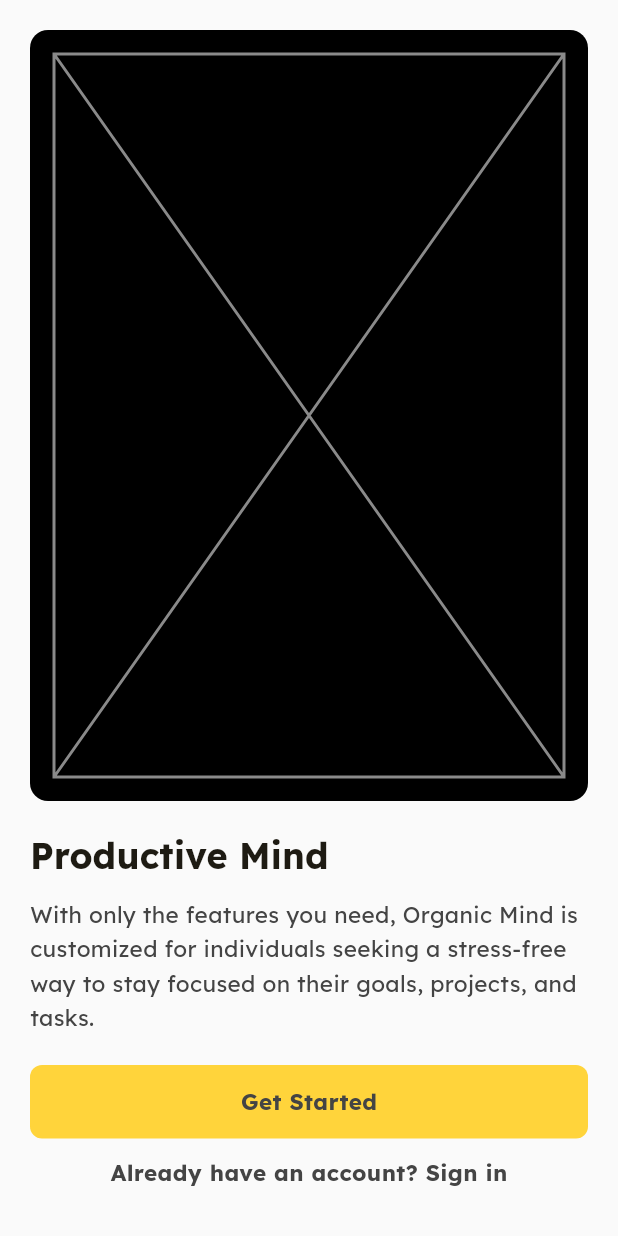
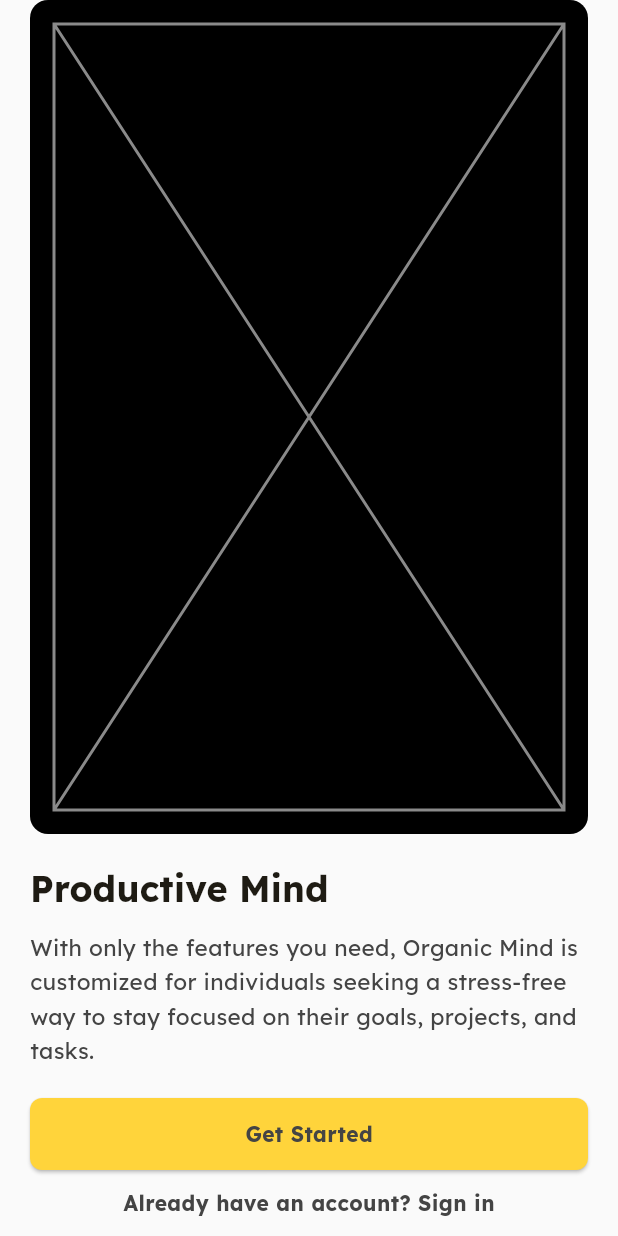
Before and after one commit to poojhaakumar0901/Checkaroo, a Flutter app: the screen it shows after launch, on a phone screen of 412 x 824 dp. Run offline on Flutter 3.47's test engine with Material 3 defaults, Android fonts, the phone set to English and light mode, and no system bars; our stand-ins replace gap, get.

Commit message:
comments fixed

```diff
--- a/lib/checkaroo_app.dart
+++ b/lib/checkaroo_app.dart
@@ -1,5 +1,4 @@
 import "package:flutter/material.dart";
-import "package:flutter/services.dart";
 import "package:get/get.dart";
 
 import "config/routes.dart";
@@ -17,14 +16,5 @@ class CheckarooApp extends StatelessWidget {
     darkTheme: AppTheme.darkTheme,
     initialRoute: OnboardingScreen.route,
     getPages: AppRoutes.pages,
-    builder: (final BuildContext context, final Widget? child) {
-      SystemChrome.setSystemUIOverlayStyle(
-        AppTheme.overlayStyle(
-          Theme.of(context).brightness,
-          Theme.of(context).scaffoldBackgroundColor,
-        ),
-      );
-      return child!;
-    },
   );
 }
--- a/lib/config/app_constants.dart
+++ /dev/null
@@ -1,7 +0,0 @@
-import "package:flutter/material.dart";
-
-class AppConstants {
-  const AppConstants._();
-
-  static const EdgeInsets screenPadding = EdgeInsets.all(20);
-}
--- /dev/null
+++ b/lib/config/constants.dart
@@ -0,0 +1,5 @@
+class AppConstants {
+  const AppConstants._();
+
+  static double kScreenPadding = 20;
+}
--- a/lib/config/appstring.dart
+++ b/lib/config/strings.dart
@@ -1,10 +1,9 @@
 // ignore_for_file: lines_longer_than_80_chars
 // RULES to be follow
 // camelCase for the lables.
-// UPPER_SNAKE_CASE for API_KEY
 //[screen/feature][widget/element/intent] use camelCase
 // Group strings per screen/feature
-
+//For common text name the veriable as Eg: helloText = "Hello"
 class AppString {
   //ONBOARDING
   static const String onBoardingHeading = "Productive Mind";
--- a/lib/config/theme.dart
+++ b/lib/config/theme.dart
@@ -11,14 +11,12 @@ class AppTheme {
     colorScheme: ColorScheme.fromSeed(seedColor: const Color(0xFFFFD43B)),
     useMaterial3: true,
 
-    textTheme: const TextTheme(
-      bodyMedium: TextStyle(fontSize: 15, color: Color(0xFF444444)),
-    ),
+    textTheme: const TextTheme(bodyMedium: TextStyle(color: Color(0xFF444444))),
 
-    textButtonTheme: TextButtonThemeData(
-      style: TextButton.styleFrom(
+    elevatedButtonTheme: ElevatedButtonThemeData(
+      style: ElevatedButton.styleFrom(
         backgroundColor: const Color(0xFFFFD43B),
-        foregroundColor: Colors.black,
+        foregroundColor: const Color(0xFF212529),
         textStyle: const TextStyle(fontWeight: FontWeight.bold, fontSize: 18),
         padding: const EdgeInsets.symmetric(vertical: 14),
         shape: RoundedRectangleBorder(borderRadius: BorderRadius.circular(8)),
@@ -36,9 +34,7 @@ class AppTheme {
     ),
     useMaterial3: true,
 
-    textTheme: const TextTheme(
-      bodyMedium: TextStyle(fontSize: 15, color: Colors.white),
-    ),
+    textTheme: const TextTheme(bodyMedium: TextStyle(color: Colors.white)),
 
     textButtonTheme: TextButtonThemeData(
       style: TextButton.styleFrom(
--- a/lib/screens/onboarding_screen/view/onboarding_screen.dart
+++ b/lib/screens/onboarding_screen/view/onboarding_screen.dart
@@ -2,8 +2,8 @@ import "package:flutter/material.dart";
 import "package:gap/gap.dart";
 import "package:get/get.dart";
 
-import "../../../config/app_constants.dart";
-import "../../../config/appstring.dart";
+import "../../../config/constants.dart";
+import "../../../config/strings.dart";
 
 class OnboardingScreen extends StatelessWidget {
   const OnboardingScreen({super.key});
@@ -16,7 +16,9 @@ class OnboardingScreen extends StatelessWidget {
     return Scaffold(
       body: SafeArea(
         child: Padding(
-          padding: AppConstants.screenPadding,
+          padding: EdgeInsets.symmetric(
+            horizontal: AppConstants.kScreenPadding,
+          ),
           child: Column(
             crossAxisAlignment: CrossAxisAlignment.start,
             children: <Widget>[
@@ -43,12 +45,13 @@ class OnboardingScreen extends StatelessWidget {
                 AppString.onBoardingContent,
                 style: context.theme.textTheme.bodyMedium?.copyWith(
                   height: 1.5,
+                  fontSize: 15,
                 ),
               ),
               const Gap(20),
               SizedBox(
                 width: double.infinity,
-                child: TextButton(
+                child: ElevatedButton(
                   onPressed: () {},
                   child: Text(
                     AppString.onBoardingStarted,
@@ -58,6 +61,7 @@ class OnboardingScreen extends StatelessWidget {
                   ),
                 ),
               ),
+
               const Gap(12),
               Center(
                 child: Text(
```
